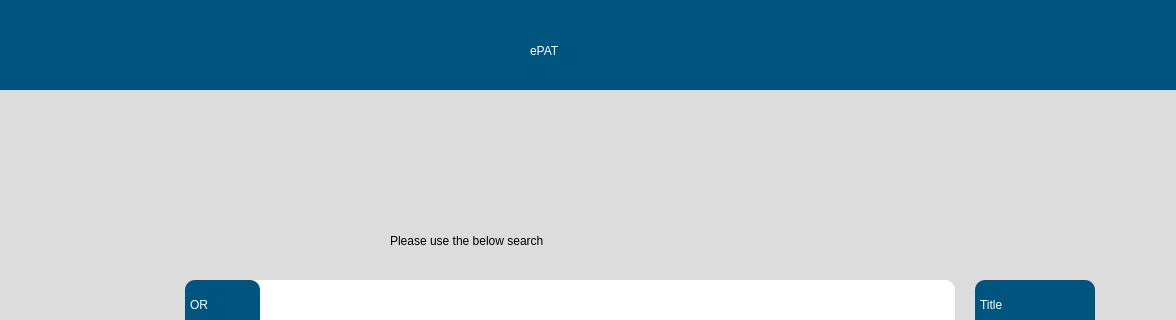
Above: src/user_interface/english_start.ui from eppenney/eBook-Perpetual-Access-Rights-Tracker before the change; both pictures show x 0 to 1176 and y 0 to 320 of the 1176 by 796 pixel window. Below: the same form after it.
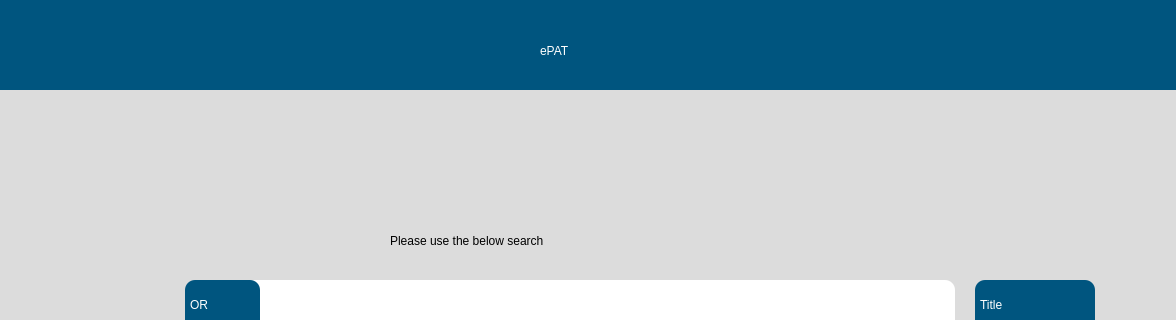
That is the form after the change. Icons and pictures are not drawn.

Commit message: Fix the changes with for the empty institute names from the database and also making the add institute button that should only add when there is add button that should add the institute

```diff
--- a/src/user_interface/english_start.ui
+++ b/src/user_interface/english_start.ui
@@ -28,7 +28,7 @@
    <widget class="QWidget" name="widget_2" native="true">
     <property name="geometry">
      <rect>
-      <x>10</x>
+      <x>20</x>
       <y>0</y>
       <width>1200</width>
       <height>90</height>
```
The commit also changes 4 other files.
